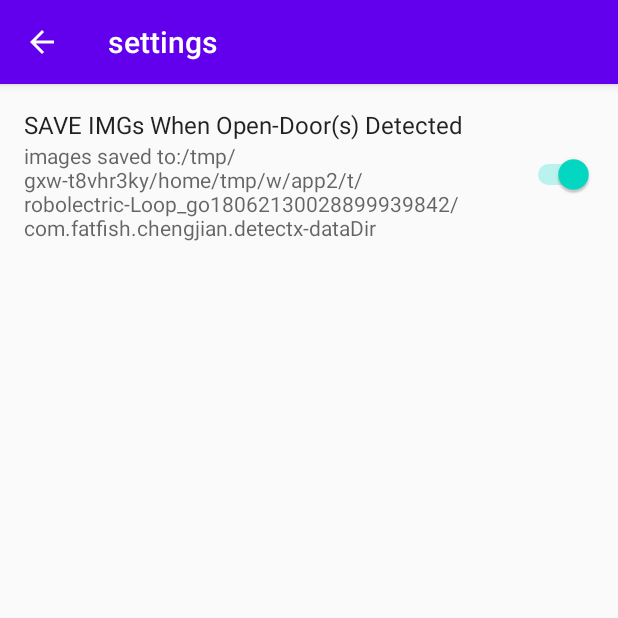
After one commit to riskycheng/DetectX, an Android app: the PreferenceCfgActivity screen opened directly, with no data from a screen before it, on a phone screen of 412 x 824 dp, the top half of it. The commit adds this screen. Run offline under Robolectric (Android 15) with nearby library versions, the phone set to English and light mode, and no system bars.

Commit message:
add settings activity for controlling the logic

```diff
--- a/app/build.gradle
+++ b/app/build.gradle
@@ -59,6 +59,7 @@ dependencies {
 
     implementation 'androidx.appcompat:appcompat:1.1.0'
     implementation 'androidx.constraintlayout:constraintlayout:1.1.3'
+    implementation 'com.google.android.material:material:1.4.+'
     testImplementation 'junit:junit:4.12'
     androidTestImplementation 'androidx.test.ext:junit:1.1.1'
     androidTestImplementation 'androidx.test.espresso:espresso-core:3.2.0'
--- a/app/src/main/AndroidManifest.xml
+++ b/app/src/main/AndroidManifest.xml
@@ -14,9 +14,9 @@
         android:supportsRtl="true"
         android:theme="@style/AppTheme">
         <activity
+            android:name=".MainActivity"
             android:screenOrientation="landscape"
-            android:name=".MainActivity"
-            android:theme="@style/MyFullScreenTheme"></activity>
+            android:theme="@style/MyFullScreenTheme" />
         <activity
             android:name=".LauncherActivity"
             android:exported="true"
@@ -28,6 +28,7 @@
                 <category android:name="android.intent.category.LAUNCHER" />
             </intent-filter>
         </activity>
+        <activity android:name="com.fatfish.chengjian.utils.PreferenceCfgActivity" android:theme="@style/AppTheme"/>
     </application>
 
 </manifest>
--- /dev/null
+++ b/app/src/main/java/com/fatfish/chengjian/utils/PreferenceCfgActivity.java
@@ -0,0 +1,110 @@
+package com.fatfish.chengjian.utils;
+
+import android.app.Activity;
+import android.content.Context;
+import android.content.SharedPreferences;
+import android.os.Bundle;
+import android.preference.Preference;
+import android.preference.PreferenceActivity;
+import android.preference.PreferenceFragment;
+import android.preference.PreferenceManager;
+import android.preference.SwitchPreference;
+import android.util.Log;
+import android.view.MenuItem;
+import android.view.Window;
+
+import androidx.annotation.NonNull;
+import androidx.annotation.Nullable;
+import androidx.appcompat.app.AppCompatActivity;
+import androidx.appcompat.widget.Toolbar;
+
+import com.fatfish.chengjian.detectx.App;
+import com.fatfish.chengjian.detectx.R;
+
+import java.util.Objects;
+
+
+public class PreferenceCfgActivity extends AppCompatActivity {
+    private final static String TAG = PreferenceCfgActivity.class.getSimpleName();
+
+    @Override
+    protected void onCreate(@Nullable Bundle savedInstanceState) {
+        super.onCreate(savedInstanceState);
+        setContentView(R.layout.setting_layout);
+        Toolbar toolbar = findViewById(R.id.toolbar);
+        setSupportActionBar(toolbar);
+        getFragmentManager().beginTransaction().replace(R.id.content, new SettingsFragment()).commit();
+        Objects.requireNonNull(getSupportActionBar()).setDisplayHomeAsUpEnabled(true);
+    }
+
+
+    @Override
+    public boolean onOptionsItemSelected(@NonNull MenuItem item) {
+        switch (item.getItemId()) {
+            case android.R.id.home:
+                onBackPressed();
+                break;
+            default:
+                super.onOptionsItemSelected(item);
+        }
+        return true;
+    }
+
+    public static class SettingsFragment extends PreferenceFragment implements SharedPreferences.OnSharedPreferenceChangeListener {
+        public SettingsFragment() {
+            Log.d(TAG, "constructing SettingsFragment");
+        }
+
+        @Override
+        public void onCreate(@Nullable Bundle savedInstanceState) {
+            super.onCreate(savedInstanceState);
+            addPreferencesFromResource(R.xml.pref_settings_layout);
+            setSummaries();
+        }
+
+        @Override
+        public void onSharedPreferenceChanged(SharedPreferences sharedPreferences, String key) {
+            Context context = getActivity().getApplicationContext();
+            if (key.equals(context.getString(R.string.enable_logging_out_img_logs_key))) {
+                setSummaryForEnableSaving();
+            }
+        }
+
+        @Override
+        public void onResume() {
+            super.onResume();
+            getPreferenceScreen().getSharedPreferences().registerOnSharedPreferenceChangeListener(this);
+        }
+
+        @Override
+        public void onPause() {
+            super.onPause();
+            getPreferenceScreen().getSharedPreferences().unregisterOnSharedPreferenceChangeListener(this);
+        }
+
+        private void setSummaries() {
+            setSummaryForEnableSaving();
+        }
+
+
+        private void setSummaryForEnableSaving() {
+            boolean value = getPref_enableSaving(getContext());
+            Preference preference = findPreference(getContext().getResources().getString(R.string.enable_logging_out_img_logs_key));
+            if (value)
+                preference.setSummary("images saved to:" + App.EXTERNAL_LOCATION_ROOT);
+            else
+                preference.setSummary("images won't be saved");
+        }
+
+        public boolean getPref_enableSaving(Context context) {
+            SharedPreferences preferences = PreferenceManager.getDefaultSharedPreferences(context);
+            String key = context.getResources().getString(R.string.enable_logging_out_img_logs_key);
+            boolean defaultVal = context.getResources().getBoolean(R.bool.enable_logging_out_img_logs_default_value);
+            return preferences.getBoolean(key, defaultVal);
+        }
+
+
+    }
+
+
+}
--- /dev/null
+++ b/app/src/main/res/drawable/settings_selector.xml
@@ -0,0 +1,5 @@
+<?xml version="1.0" encoding="utf-8"?>
+<selector xmlns:android="http://schemas.android.com/apk/res/android">
+    <item android:state_pressed="true" android:drawable="@drawable/setting_dark" />
+    <item android:state_pressed="false" android:drawable="@drawable/setting_light" />
+</selector>
--- /dev/null
+++ b/app/src/main/res/layout/setting_layout.xml
@@ -0,0 +1,17 @@
+<?xml version="1.0" encoding="utf-8"?>
+<LinearLayout xmlns:android="http://schemas.android.com/apk/res/android"
+    xmlns:app="http://schemas.android.com/apk/res-auto"
+    android:layout_width="match_parent"
+    android:layout_height="match_parent"
+    android:orientation="vertical">
+
+
+    <include
+        android:id="@+id/toolbar"
+        layout="@layout/toolbar" />
+
+    <FrameLayout
+        android:id="@+id/content"
+        android:layout_width="match_parent"
+        android:layout_height="wrap_content" />
+</LinearLayout>
--- /dev/null
+++ b/app/src/main/res/layout/toolbar.xml
@@ -0,0 +1,10 @@
+<?xml version="1.0" encoding="utf-8"?>
+<androidx.appcompat.widget.Toolbar xmlns:android="http://schemas.android.com/apk/res/android"
+    xmlns:app="http://schemas.android.com/apk/res-auto"
+    android:id="@+id/toolbar"
+    android:layout_width="match_parent"
+    android:layout_height="?attr/actionBarSize"
+    android:background="?attr/colorPrimary"
+    android:elevation="4dp"
+    android:theme="@style/ThemeOverlay.AppCompat.Dark.ActionBar"
+    app:title="@string/settings" />
--- /dev/null
+++ b/app/src/main/res/values/pref_values.xml
@@ -0,0 +1,12 @@
+<?xml version="1.0" encoding="utf-8"?>
+<resources>
+    <string name="enable_logging_out_img_logs_title">SAVE IMGs When Open-Door(s) Detected</string>
+    <string name="enable_logging_out_img_logs_key">pref_enable_saving</string>
+    <bool name="enable_logging_out_img_logs_default_value">true</bool>
+
+
+    <string name="camera_id_selection_title">相机选择</string>
+    <string name="camera_id_selection_title_key">pref_camera_id_selection</string>
+    <integer name="camera_id_selection_title_default_value">0</integer>
+
+</resources>
--- a/app/src/main/res/values/strings.xml
+++ b/app/src/main/res/values/strings.xml
@@ -4,4 +4,6 @@
     <string name="slogon">Create for Fun!</string>
     <string name="start_copying_models">checking models…</string>
     <string name="finish_copying_models">finish copying models!</string>
+
+    <string name="settings">settings</string>
 </resources>
--- a/app/src/main/res/values/styles.xml
+++ b/app/src/main/res/values/styles.xml
@@ -6,6 +6,7 @@
         <item name="colorPrimary">@color/colorPrimary</item>
         <item name="colorPrimaryDark">@color/colorPrimaryDark</item>
         <item name="colorAccent">@color/colorAccent</item>
+        <item name="windowNoTitle">true</item>
     </style>
 
     <style name="MyFullScreenTheme" parent="Theme.AppCompat.Light.NoActionBar">
--- /dev/null
+++ b/app/src/main/res/xml/pref_settings_layout.xml
@@ -0,0 +1,9 @@
+<?xml version="1.0" encoding="utf-8"?>
+<PreferenceScreen xmlns:android="http://schemas.android.com/apk/res/android">
+
+    <SwitchPreference
+        android:defaultValue="@bool/enable_logging_out_img_logs_default_value"
+        android:key="@string/enable_logging_out_img_logs_key"
+        android:title="@string/enable_logging_out_img_logs_title" />
+
+</PreferenceScreen>
```
Also changed, not shown: app/src/main/java/com/fatfish/chengjian/detectx/MainActivity.java (+22 -1 lines), app/src/main/res/layout/activity_main.xml (+7 -0 lines), app/src/main/res/drawable/setting_dark.png (added), app/src/main/res/drawable/setting_light.png (added).
